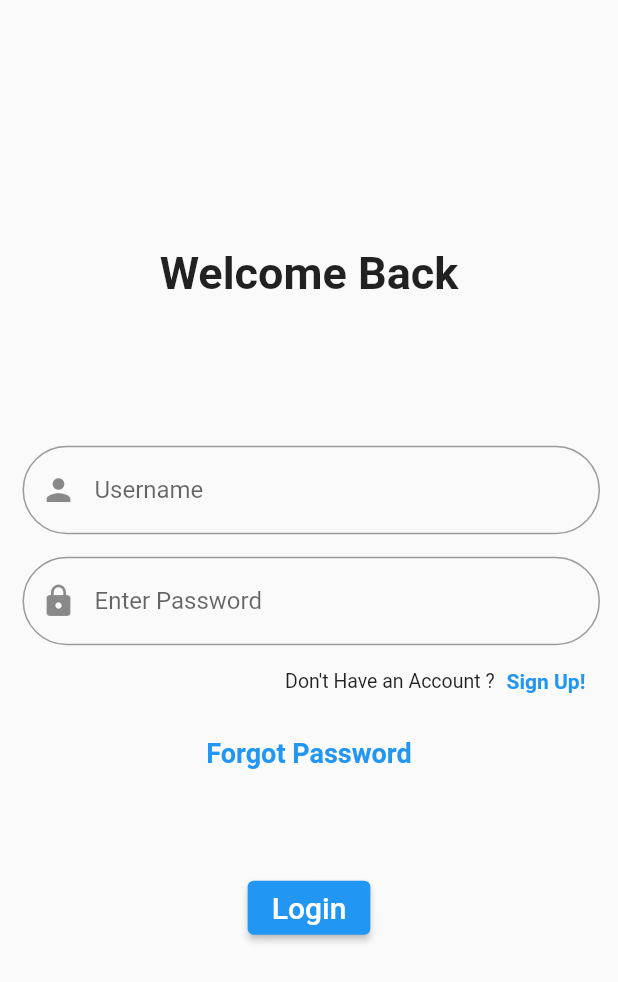
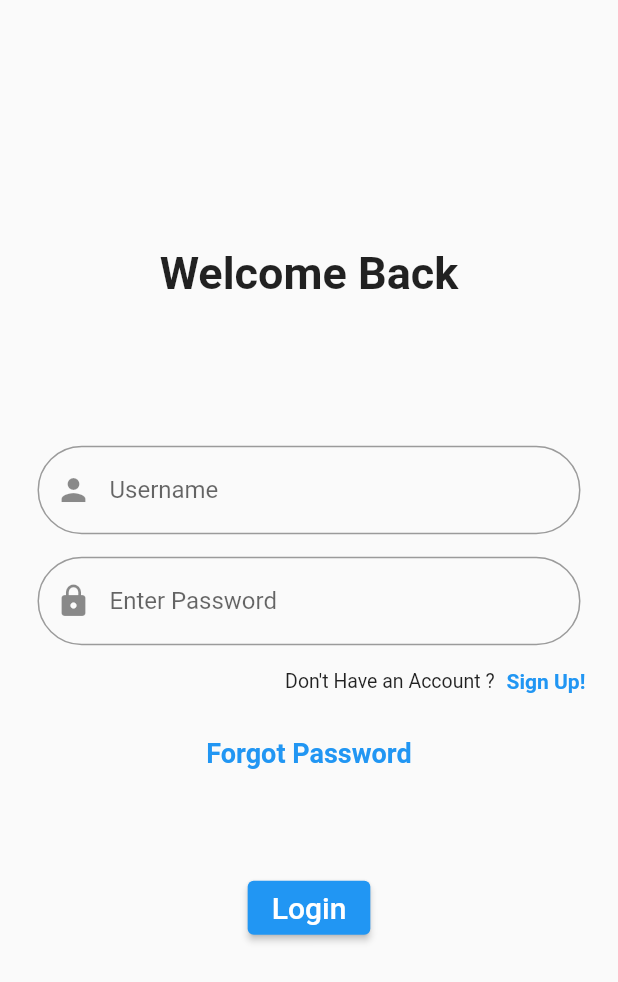
Before and after one commit to vk2122/loginsigninappusingfirebase, a Flutter app: the screen it shows after launch, on a phone screen of 412 x 824 dp. Shown: the top 982 px of the screen. Run offline on Flutter 3.47's test engine with Material 2 defaults, Android fonts, the phone set to English and light mode, and no system bars; our stand-ins replace firebase_auth; accounts and stored records are empty.

Commit message:
design fixes

```diff
--- a/firebaseapp/lib/login.dart
+++ b/firebaseapp/lib/login.dart
@@ -1,9 +1,10 @@
-// ignore_for_file: prefer_const_constructors, prefer_const_literals_to_create_immutables, use_key_in_widget_constructors, deprecated_member_use
+// ignore_for_file: prefer_const_constructors, prefer_const_literals_to_create_immutables, use_key_in_widget_constructors, deprecated_member_use, unused_import, avoid_print
 
 import 'package:firebaseapp/forgotpass.dart';
 import 'package:firebaseapp/home.dart';
 import 'package:firebaseapp/register.dart';
 import 'package:flutter/material.dart';
+import 'package:firebase_auth/firebase_auth.dart';
 
 class LoginPage extends StatefulWidget {
   @override
@@ -37,7 +38,7 @@ class _LoginPageState extends State<LoginPage> {
               height: height / 10,
             ),
             Container(
-              margin: EdgeInsets.fromLTRB(15, 15, 12, 0),
+              margin: EdgeInsets.fromLTRB(25, 15, 25, 0),
               child: TextFormField(
                 controller: userController,
                 decoration: InputDecoration(
@@ -56,9 +57,10 @@ class _LoginPageState extends State<LoginPage> {
               ),
             ),
             Container(
-              margin: EdgeInsets.fromLTRB(15, 15, 12, 0),
+              margin: EdgeInsets.fromLTRB(25, 15, 25, 0),
               child: TextFormField(
                 controller: passController,
+                obscureText: true,
                 decoration: InputDecoration(
                   border: OutlineInputBorder(
                     borderRadius: BorderRadius.circular(30.0)
@@ -79,7 +81,7 @@ class _LoginPageState extends State<LoginPage> {
               children: <Widget>[
                 Text(
                   "Don't Have an Account ?",
-                  style: TextStyle(fontStyle: FontStyle.normal, fontSize: 13),
+                  style: TextStyle(fontStyle: FontStyle.normal, fontSize: 13, fontWeight: FontWeight.w400),
                 ),
                 TextButton(
                   onPressed: () {
--- a/firebaseapp/lib/main.dart
+++ b/firebaseapp/lib/main.dart
@@ -1,7 +1,10 @@
+// ignore_for_file: unused_import
+
 import 'package:firebaseapp/forgotpass.dart';
 import 'package:firebaseapp/login.dart';
 import 'package:firebaseapp/register.dart';
 import 'package:flutter/material.dart';
+import 'package:firebase_auth/firebase_auth.dart';
 
 void main() {
   runApp(MyApp());
--- a/firebaseapp/pubspec.yaml
+++ b/firebaseapp/pubspec.yaml
@@ -34,6 +34,7 @@ dependencies:
   # The following adds the Cupertino Icons font to your application.
   # Use with the CupertinoIcons class for iOS style icons.
   cupertino_icons: ^1.0.2
+  firebase_auth: ^3.3.18
 
 dev_dependencies:
   flutter_test:
```
Also changed, not shown: firebaseapp/pubspec.lock.
